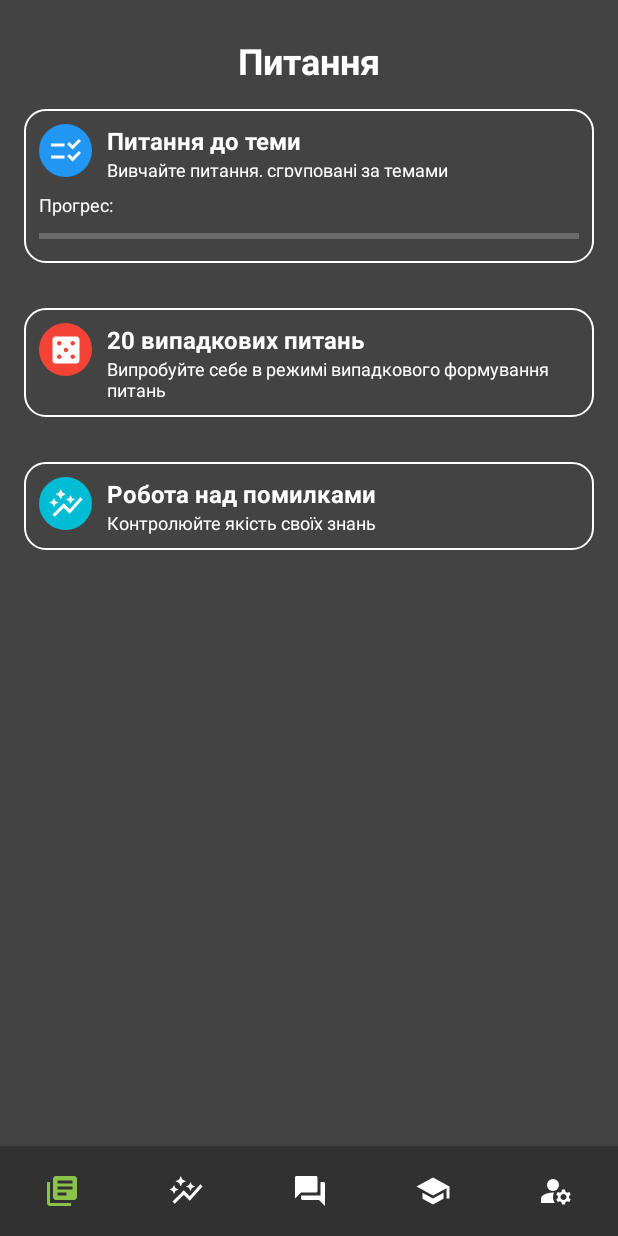
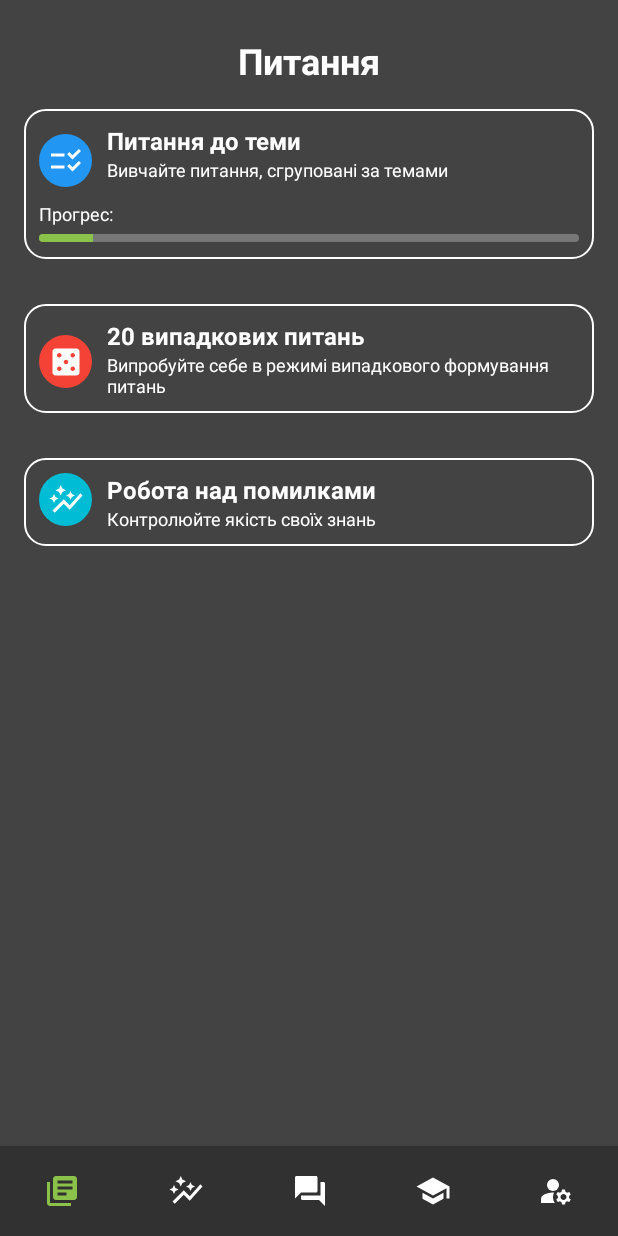
Before and after one commit to Ksnk-dm/Android, an Android app: the QuestionsFragment screen opened through its navigation route, on a phone screen of 412 x 824 dp. Run offline under Robolectric (Android 15) with nearby library versions, the phone set to English and light mode, and no system bars; our stand-ins replace Firebase (no records; nobody signed in at launch, a user with empty details on screens opened directly); libraries missing offline, so code that uses them is left out: by.kirich1409.viewbindingdelegate; 5 statements that could not run were skipped.

Commit message:
new_feat

```diff
--- a/app/src/main/java/com/ksnk/android/ui/splash/SplashFragment.kt
+++ b/app/src/main/java/com/ksnk/android/ui/splash/SplashFragment.kt
@@ -32,7 +32,7 @@ class SplashFragment : BaseFragment(R.layout.fragment_splash) {
         viewBinding.animationView.addAnimatorUpdateListener { valueAnimator ->
             val progress = valueAnimator.animatedFraction
             val currentFrame = (progress * viewBinding.animationView.maxFrame).toInt()
-            viewBinding.progressBar2.progress = currentFrame
+            viewBinding.progressBar2.progress = currentFrame*2
 
             if (viewBinding.progressBar2.progress == 30) {
                 viewModel.getAllQuestions().observe(requireActivity(), Observer { questionList ->
--- /dev/null
+++ b/app/src/main/res/drawable/custom_progress_bar.xml
@@ -0,0 +1,17 @@
+<?xml version="1.0" encoding="utf-8"?>
+<layer-list xmlns:android="http://schemas.android.com/apk/res/android">
+    <item android:id="@android:id/background">
+        <shape>
+            <corners android:radius="10dp" /> <!-- Устанавливаем радиус закругления углов -->
+            <solid android:color="#777777" />
+        </shape>
+    </item>
+    <item android:id="@android:id/progress">
+        <clip>
+            <shape>
+                <corners android:radius="10dp" /> <!-- Устанавливаем радиус закругления углов -->
+                <solid android:color="#8BC34A" />
+            </shape>
+        </clip>
+    </item>
+</layer-list>
--- /dev/null
+++ b/app/src/main/res/drawable/selector_bg.xml
@@ -0,0 +1,17 @@
+<?xml version="1.0" encoding="utf-8"?>
+<selector xmlns:android="http://schemas.android.com/apk/res/android">
+    <item android:state_pressed="true">
+        <shape>
+            <!-- Установите цвет фона при нажатии и закруглите углы -->
+            <solid android:color="#2D8C8C8C" />
+            <corners android:radius="14dp" /> <!-- Установите радиус закругления углов -->
+        </shape>
+    </item>
+    <item>
+        <shape>
+            <!-- Установите цвет фона в обычном состоянии (не нажатом) и закруглите углы -->
+            <solid android:color="#0033B5E5" />
+            <corners android:radius="14dp" /> <!-- Установите радиус закругления углов -->
+        </shape>
+    </item>
+</selector>
--- a/app/src/main/res/layout/fragment_questions.xml
+++ b/app/src/main/res/layout/fragment_questions.xml
@@ -1,7 +1,7 @@
 <?xml version="1.0" encoding="utf-8"?>
-<androidx.constraintlayout.widget.ConstraintLayout xmlns:android="http://schemas.android.com/apk/res/android"
+<androidx.constraintlayout.widget.ConstraintLayout
+    xmlns:android="http://schemas.android.com/apk/res/android"
     xmlns:app="http://schemas.android.com/apk/res-auto"
-    xmlns:tools="http://schemas.android.com/tools"
     android:layout_width="match_parent"
     android:layout_height="match_parent"
     android:background="@color/bg">
@@ -22,11 +22,12 @@
     <RelativeLayout
         android:id="@+id/relativeLayoutThemes"
         android:layout_width="0dp"
-        android:layout_height="wrap_content"
+        android:layout_height="100dp"
         android:layout_marginStart="16dp"
         android:layout_marginTop="16dp"
         android:layout_marginEnd="16dp"
         android:background="@drawable/circular_border"
+        android:foreground="@drawable/selector_bg"
         app:layout_constraintEnd_toEndOf="parent"
         app:layout_constraintStart_toStartOf="parent"
         app:layout_constraintTop_toBottomOf="@+id/textView">
@@ -42,14 +43,16 @@
 
             <LinearLayout
                 android:layout_width="match_parent"
-                android:layout_height="wrap_content"
+                android:layout_height="49dp"
                 android:orientation="horizontal">
 
                 <ImageView
                     android:id="@+id/imageView"
                     android:layout_width="35dp"
                     android:layout_height="35dp"
+                    android:layout_gravity="center"
                     android:background="@drawable/rounded_shape_blue"
+                    android:foregroundGravity="center"
                     android:scaleType="center"
                     app:srcCompat="@drawable/baseline_checklist_rtl_24" />
 
@@ -69,7 +72,6 @@
                         android:textStyle="bold" />
 
                     <TextView
-                        android:id="@+id/textView3"
                         android:layout_width="match_parent"
                         android:layout_height="wrap_content"
                         android:text="Вивчайте питання, сгруповані за темами"
@@ -82,16 +84,18 @@
                 android:id="@+id/textView4"
                 android:layout_width="match_parent"
                 android:layout_height="wrap_content"
-                android:layout_marginTop="10dp"
+                android:layout_marginTop="2dp"
                 android:text="Прогрес:"
                 android:textColor="@color/white"
                 android:textSize="12sp" />
 
             <ProgressBar
                 android:id="@+id/progressBar"
-                style="?android:attr/progressBarStyleHorizontal"
+                style="@style/CustomProgressBar"
                 android:layout_width="match_parent"
-                android:layout_height="25dp"
+                android:layout_height="5dp"
+                android:layout_marginTop="5dp"
+                android:progress="10"
                 android:progressTint="@color/selected_color" />
 
         </LinearLayout>
@@ -106,6 +110,7 @@
         android:layout_marginTop="30dp"
         android:layout_marginEnd="16dp"
         android:background="@drawable/circular_border"
+        android:foreground="@drawable/selector_bg"
         app:layout_constraintEnd_toEndOf="parent"
         app:layout_constraintStart_toStartOf="parent"
         app:layout_constraintTop_toBottomOf="@+id/relativeLayoutThemes">
@@ -127,6 +132,7 @@
                 <ImageView
                     android:layout_width="35dp"
                     android:layout_height="35dp"
+                    android:layout_gravity="center"
                     android:background="@drawable/rounder_shape_red"
                     android:scaleType="center"
                     app:srcCompat="@drawable/baseline_casino_24" />
@@ -163,6 +169,7 @@
         android:layout_width="0dp"
         android:layout_height="wrap_content"
         android:layout_marginStart="16dp"
+        android:foreground="@drawable/selector_bg"
         android:layout_marginTop="30dp"
         android:layout_marginEnd="16dp"
         android:background="@drawable/circular_border"
--- a/app/src/main/res/layout/fragment_splash.xml
+++ b/app/src/main/res/layout/fragment_splash.xml
@@ -21,9 +21,9 @@
 
     <ProgressBar
         android:id="@+id/progressBar2"
-        style="?android:attr/progressBarStyleHorizontal"
+        style="@style/CustomProgressBar"
         android:layout_width="336dp"
-        android:layout_height="39dp"
+        android:layout_height="10dp"
         android:backgroundTint="@color/selected_color"
         android:max="30"
         android:progressTint="@color/selected_color"
--- a/app/src/main/res/layout/theme_item.xml
+++ b/app/src/main/res/layout/theme_item.xml
@@ -7,9 +7,10 @@
 
     <RelativeLayout
         android:layout_width="410dp"
-        android:layout_height="170dp"
+        android:layout_height="150dp"
         android:layout_marginEnd="1dp"
-        android:background="@drawable/circulat_border_themes"
+        android:foreground="@drawable/selector_bg"
+        android:background="@drawable/circular_border_themes"
         app:layout_constraintBottom_toBottomOf="parent"
         app:layout_constraintEnd_toEndOf="parent"
         app:layout_constraintStart_toStartOf="parent"
@@ -17,7 +18,7 @@
 
         <LinearLayout
             android:layout_width="match_parent"
-            android:layout_height="match_parent"
+            android:layout_height="wrap_content"
             android:layout_alignParentStart="true"
             android:layout_alignParentTop="true"
             android:layout_alignParentEnd="true"
@@ -64,9 +65,10 @@
 
             <ProgressBar
                 android:id="@+id/progressBar"
-                style="?android:attr/progressBarStyleHorizontal"
+                style="@style/CustomProgressBar"
                 android:layout_width="match_parent"
-                android:layout_height="wrap_content"
+                android:layout_height="7dp"
+                android:layout_marginTop="5dp"
                 android:progress="20"
                 android:progressTint="@color/selected_color" />
 
--- a/app/src/main/res/layout/view_pager_item.xml
+++ b/app/src/main/res/layout/view_pager_item.xml
@@ -12,7 +12,7 @@
         android:layout_marginStart="8dp"
         android:layout_marginTop="32dp"
         android:layout_marginEnd="8dp"
-        android:background="@drawable/circulat_border_themes"
+        android:background="@drawable/circular_border_themes"
         android:padding="20dp"
         android:visibility="visible"
         app:layout_constraintEnd_toEndOf="parent"
@@ -83,7 +83,7 @@
         android:layout_width="336dp"
         android:layout_height="0dp"
         android:layout_marginTop="32dp"
-        android:background="@drawable/circulat_border_themes"
+        android:background="@drawable/circular_border_themes"
         android:visibility="gone"
         app:layout_constraintBottom_toTopOf="@+id/buttonAnswer"
         app:layout_constraintEnd_toEndOf="parent"
--- a/app/src/main/res/values/themes.xml
+++ b/app/src/main/res/values/themes.xml
@@ -13,4 +13,10 @@
         <item name="android:statusBarColor">#323131</item>
         <!-- Customize your theme here. -->
     </style>
+
+    <style name="CustomProgressBar" parent="@android:style/Widget.ProgressBar.Horizontal">
+        <item name="android:progressDrawable">@drawable/custom_progress_bar</item>
+        <item name="android:minHeight">10dp</item> <!-- Измените толщину полосы изменяя значение minHeight -->
+        <item name="android:maxHeight">10dp</item> <!-- То же самое, измените максимальную высоту -->
+    </style>
 </resources>
```
Also changed, not shown: app/src/main/res/drawable/circular_border_themes.xml (renamed from app/src/main/res/drawable/circulat_border_themes.xml).
